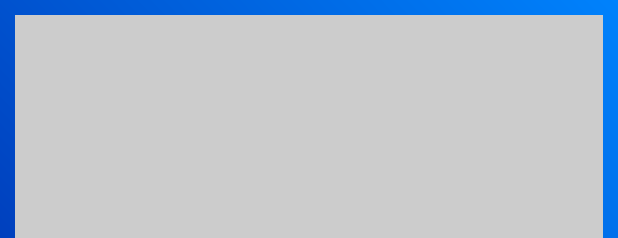
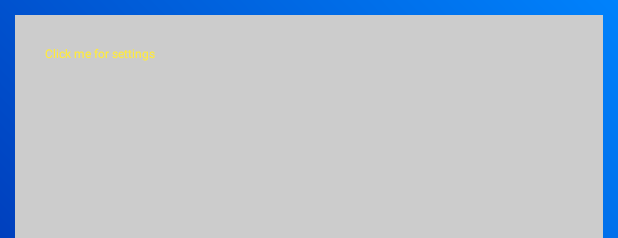
Before and after one commit to efhilton/BluetoothJoystick, an Android app: the layout activity_joystick.xml on its own in the app's theme, with its tools: preview values and no code run, on a phone screen of 412 x 824 dp. Shown: the top 238 px of the screen. Run offline under Robolectric (Android 15) with nearby library versions, the phone set to English and light mode, and no system bars.

Commit message:
Implement Settings Button.
- Added a string resource for settings.
- Changed the background of the joystick UI layout to use a rounded corner gradient background.
- Updated the text on the textview to indicate that it's for opening settings.
- Added a click listener to the text view which changes the text upon click.
- Updated TODOs.

```diff
--- a/app/src/main/res/drawable/rounded_corner_background.xml
+++ b/app/src/main/res/drawable/rounded_corner_background.xml
@@ -1,6 +1,11 @@
 <?xml version="1.0" encoding="utf-8"?>
 <shape xmlns:android="http://schemas.android.com/apk/res/android"
     android:shape="rectangle">
-    <gradient android:startColor="@color/bluetooth_tertiary" android:endColor="@color/black" android:angle="45" android:type="linear" android:centerX="10"/>
+    <gradient
+        android:angle="45"
+        android:centerX="10"
+        android:endColor="@color/black"
+        android:startColor="@color/bluetooth_tertiary"
+        android:type="linear" />
     <corners android:radius="32dp" />
 </shape>
--- a/app/src/main/res/layout/activity_joystick.xml
+++ b/app/src/main/res/layout/activity_joystick.xml
@@ -24,6 +24,7 @@
             android:layout_width="match_parent"
             android:layout_height="wrap_content"
             android:padding="20dp"
+            android:text="Click me for settings"
             android:textColor="@color/yellow" />
     </ScrollView>
 
--- a/app/src/main/res/values/strings.xml
+++ b/app/src/main/res/values/strings.xml
@@ -38,4 +38,5 @@
     <string name="joystick_thumbstick">Joystick Thumbstick</string>
     <string name="values_for_x_axis">Values for X Axis</string>
     <string name="values_for_y_axis">Values for Y Axis</string>
+    <string name="click_for_settings">Click me for connection settings and general configuration</string>
 </resources>
```
Also changed, not shown: app/src/main/java/com/efhilton/utils/btjoystick/JoystickActivity.java (+9 -1 lines).
